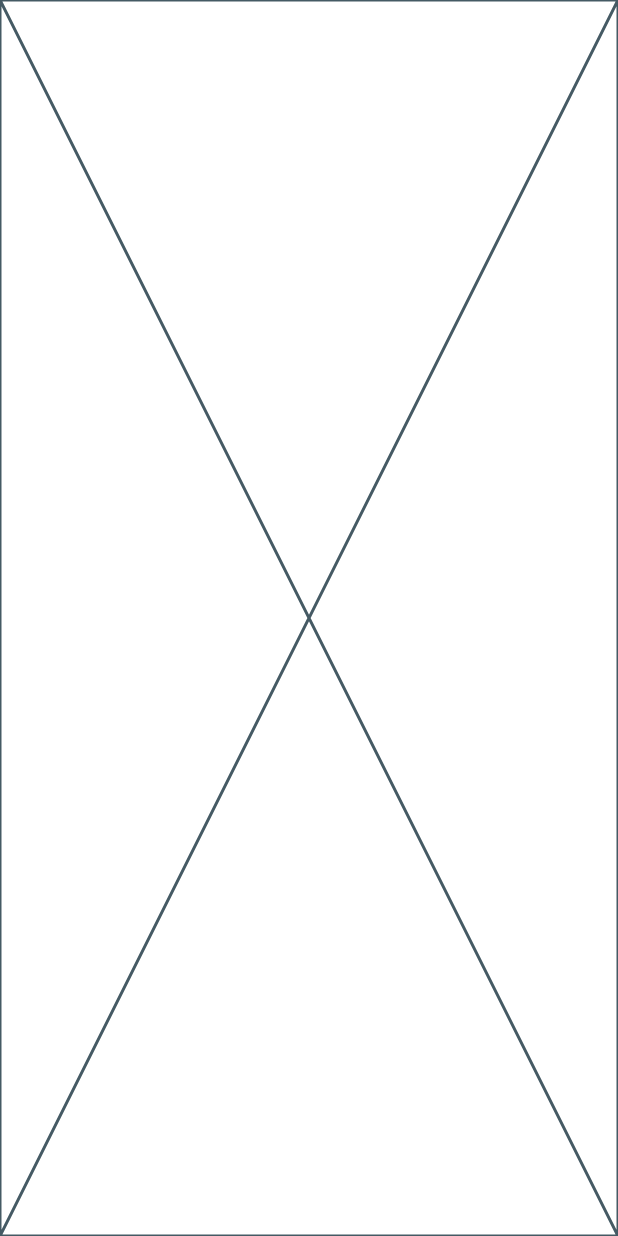
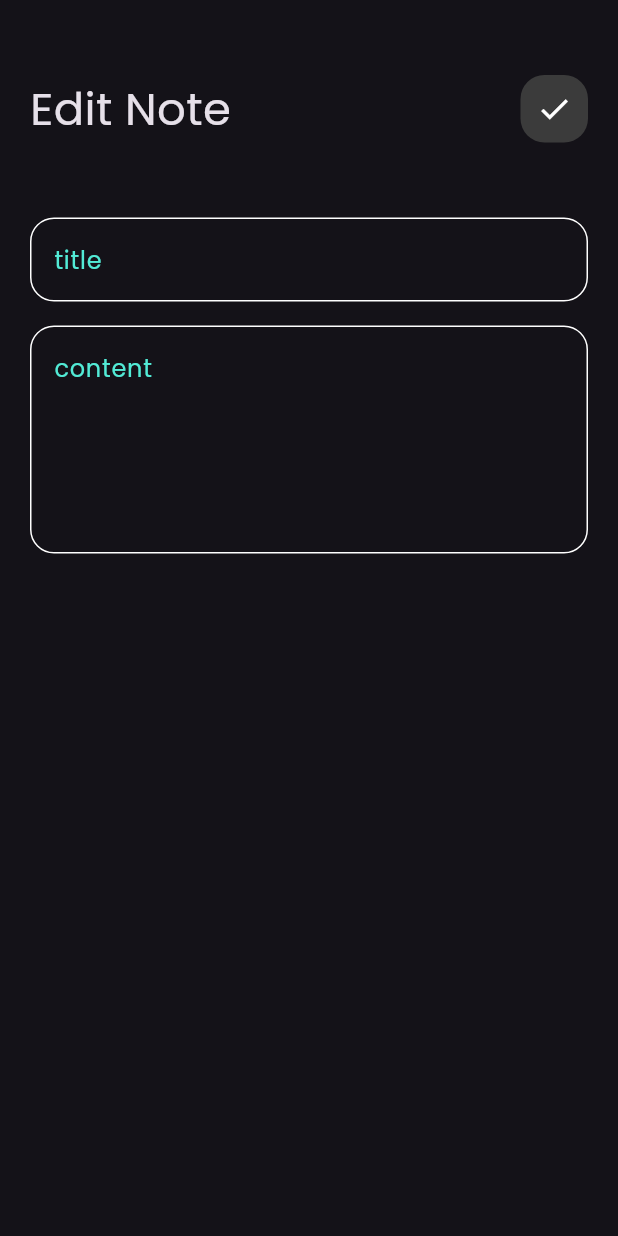
Before and after one commit to ahmedgamalz/notes-app, a Flutter app: the screen it shows after launch, after a tap on "Flutter tips", on a phone screen of 412 x 824 dp. Run offline on Flutter 3.47's test engine with Material 3 defaults, Android fonts, the phone set to English and light mode, and no system bars.

Commit message:
finish edit note view ui & add hive

```diff
--- a/lib/views/edit_notes_view.dart
+++ b/lib/views/edit_notes_view.dart
@@ -6,6 +6,8 @@ class EditNotesView extends StatelessWidget {
 
   @override
   Widget build(BuildContext context) {
-    return const EditNotesBody();
+    return Scaffold(
+      body: const EditNotesViewBody(),
+    );
   }
 }
--- a/lib/views/widgets/add_notes_button_sheet.dart
+++ b/lib/views/widgets/add_notes_button_sheet.dart
@@ -9,6 +9,8 @@ class AddNoteButtonSheet extends StatelessWidget {
   @override
   Widget build(BuildContext context) {
     return const SingleChildScrollView(
+      child: Padding(
+        padding: EdgeInsets.symmetric(horizontal: 16),
         child: Column(
           children: [
             SizedBox(
@@ -33,6 +35,7 @@ class AddNoteButtonSheet extends StatelessWidget {
             ),
           ],
         ),
+      ),
     );
   }
 }
--- a/lib/views/widgets/custom_appBar.dart
+++ b/lib/views/widgets/custom_appBar.dart
@@ -17,6 +17,7 @@ class CustomAppBar extends StatelessWidget {
         title,
         style: const TextStyle(fontSize: 30),
       ),
+      Spacer(),
       CustomIcon(
         icon: icon,
       ),
--- a/lib/views/widgets/custom_button.dart
+++ b/lib/views/widgets/custom_button.dart
@@ -6,9 +6,7 @@ class CustomButton extends StatelessWidget {
 
   @override
   Widget build(BuildContext context) {
-    return Padding(
-      padding: const EdgeInsets.symmetric(horizontal: 16),
-      child: Container(
+    return Container(
       decoration: BoxDecoration(
           color: kPrimaryColor, borderRadius: BorderRadius.circular(16)),
       width: MediaQuery.of(context).size.width,
@@ -20,7 +18,6 @@ class CustomButton extends StatelessWidget {
               color: Colors.black, fontWeight: FontWeight.bold, fontSize: 18),
         ),
       ),
-      ),
     );
   }
 }
--- a/lib/views/widgets/custom_textField.dart
+++ b/lib/views/widgets/custom_textField.dart
@@ -8,9 +8,7 @@ class CustomTextField extends StatelessWidget {
   final int maxlines;
   @override
   Widget build(BuildContext context) {
-    return Padding(
-      padding: const EdgeInsets.symmetric(horizontal: 16),
-      child: TextField(
+    return TextField(
       maxLines: maxlines,
       decoration: InputDecoration(
           hintText: hint,
@@ -19,7 +17,6 @@ class CustomTextField extends StatelessWidget {
           enabledBorder: BuildBorder(),
           focusedBorder: BuildBorder(kPrimaryColor)),
       cursorColor: kPrimaryColor,
-      ),
     );
   }
 
--- a/lib/views/widgets/edit_notes_view_body.dart
+++ b/lib/views/widgets/edit_notes_view_body.dart
@@ -1,10 +1,36 @@
 import 'package:flutter/material.dart';
+import 'package:notes_app/views/widgets/custom_appBar.dart';
+import 'package:notes_app/views/widgets/custom_textField.dart';
 
-class EditNotesBody extends StatelessWidget {
-  const EditNotesBody({super.key});
+class EditNotesViewBody extends StatelessWidget {
+  const EditNotesViewBody({super.key});
 
   @override
   Widget build(BuildContext context) {
-    return const Placeholder();
+    return const Padding(
+      padding: EdgeInsets.symmetric(horizontal: 20),
+      child: Column(
+        children: [
+          SizedBox(
+            height: 50,
+          ),
+          CustomAppBar(
+            title: 'Edit Note',
+            icon: Icons.check,
+          ),
+          SizedBox(
+            height: 50,
+          ),
+          CustomTextField(hint: 'title'),
+          SizedBox(
+            height: 16,
+          ),
+          CustomTextField(
+            hint: 'content',
+            maxlines: 5,
+          )
+        ],
+      ),
+    );
   }
 }
```
Also changed, not shown: pubspec.yaml (+7 -0 lines), pubspec.lock, 1 other file. Lines whose indentation alone changed are shown as unchanged.
